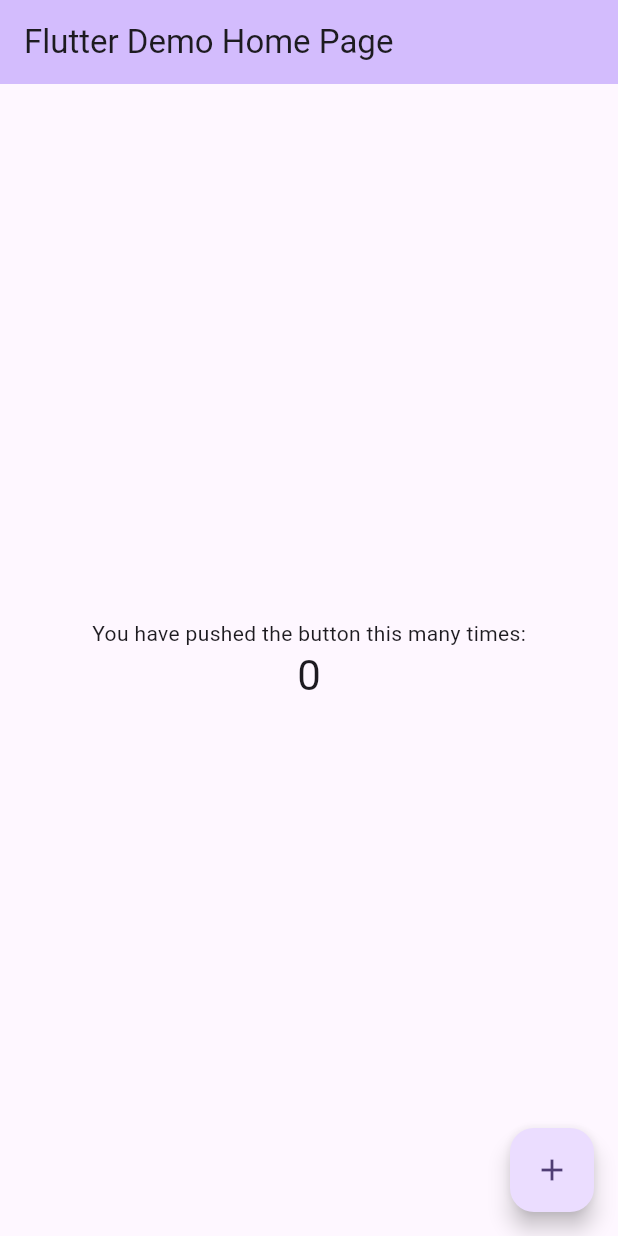
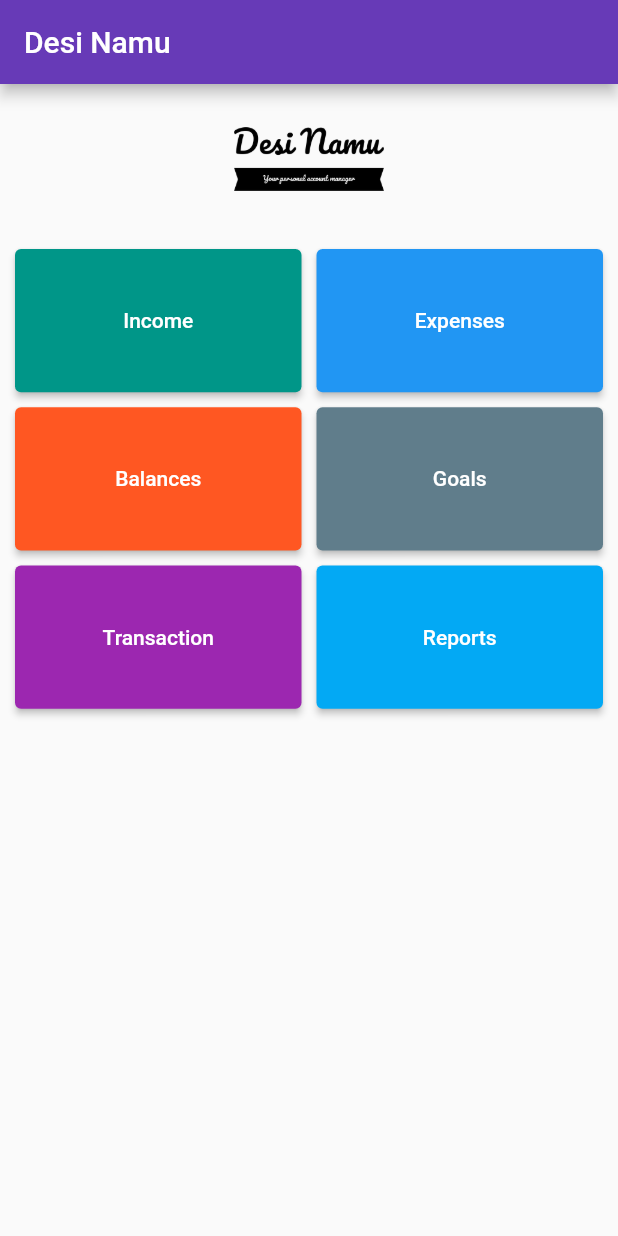
Before and after one commit to niharpshah/desinamu, a Flutter app: the screen it shows after launch, on a phone screen of 412 x 824 dp. Run offline on Flutter 3.47's test engine with Material 2 defaults, Android fonts, the light colour scheme and no system bars.

Commit message:
pages and design created

```diff
--- /dev/null
+++ b/lib/homepage.dart
@@ -0,0 +1,67 @@
+import 'package:flutter/material.dart';
+import 'menulist.dart';
+
+class HomePage extends StatefulWidget {
+  const HomePage({super.key});
+
+  @override
+  State<HomePage> createState() => _HomePageState();
+}
+
+class _HomePageState extends State<HomePage> {
+  List<MenuList> menu = [
+    MenuList("Income", Colors.teal, "/a"),
+    MenuList("Expenses", Colors.blue, "/b"),
+    MenuList("Balances", Colors.deepOrange, "/c"),
+    MenuList("Goals", Colors.blueGrey, "/d"),
+    MenuList("Transaction", Colors.purple, "/e"),
+    MenuList("Reports", Colors.lightBlue, "/f"),
+  ];
+
+  @override
+  Widget build(BuildContext context) {
+    return Scaffold(
+      appBar: AppBar(
+        title: Text('Desi Namu'),
+      ),
+      body: Container(
+        child: Center(
+          child: Column(
+            children: <Widget>[
+              Image(
+                image: AssetImage("assets/logo.png"),
+                height: 100.0,
+                width: 100.0,
+              ),
+              Expanded(
+                child: GridView.builder(
+                  padding: EdgeInsets.all(10.0),
+                  gridDelegate: SliverGridDelegateWithFixedCrossAxisCount(
+                    crossAxisCount: 2,
+                    childAspectRatio: 2.0,
+                    crossAxisSpacing: 10.0,
+                    mainAxisSpacing: 10.0,
+                  ),
+                  itemCount: menu.length,
+                  itemBuilder: (context, i) => SizedBox(
+                    width: 100.0,
+                    height: 50.0,
+                    child: ElevatedButton(
+                      style: ElevatedButton.styleFrom(
+                        backgroundColor: menu[i].buttonColor,
+                      ),
+                      child: Text(menu[i].buttonText),
+                      onPressed: () {
+                        Navigator.pushNamed(context, menu[i].buttonNavigate);
+                      },
+                    ),
+                  ),
+                ),
+              ),
+            ],
+          ),
+        ),
+      ),
+    );
+  }
+}
--- a/lib/main.dart
+++ b/lib/main.dart
@@ -1,125 +1,34 @@
+import 'balance.dart';
+import 'goals.dart';
+import 'reports.dart';
+import 'transactions.dart';
 import 'package:flutter/material.dart';
+import 'expensepage.dart';
+import 'homepage.dart';
+import 'incomepage.dart';
 
-void main() {
-  runApp(const MyApp());
-}
+void main() => runApp(MyApp());
 
 class MyApp extends StatelessWidget {
   const MyApp({super.key});
 
-  // This widget is the root of your application.
   @override
   Widget build(BuildContext context) {
     return MaterialApp(
-      title: 'Flutter Demo',
+      title: "Desi Namu",
+      debugShowCheckedModeBanner: false,
       theme: ThemeData(
-        // This is the theme of your application.
-        //
-        // TRY THIS: Try running your application with "flutter run". You'll see
-        // the application has a blue toolbar. Then, without quitting the app,
-        // try changing the seedColor in the colorScheme below to Colors.green
-        // and then invoke "hot reload" (save your changes or press the "hot
-        // reload" button in a Flutter-supported IDE, or press "r" if you used
-        // the command line to start the app).
-        //
-        // Notice that the counter didn't reset back to zero; the application
-        // state is not lost during the reload. To reset the state, use hot
-        // restart instead.
-        //
-        // This works for code too, not just values: Most code changes can be
-        // tested with just a hot reload.
-        colorScheme: ColorScheme.fromSeed(seedColor: Colors.deepPurple),
-        useMaterial3: true,
+        primarySwatch: Colors.deepPurple,
       ),
-      home: const MyHomePage(title: 'Flutter Demo Home Page'),
+      home: HomePage(),
+      routes: <String, WidgetBuilder>{
+        "/a": (BuildContext conxt) => IncomePage(),
+        "/b": (BuildContext conxt) => ExpensePage(),
+        "/c": (BuildContext conxt) => BalancePage(),
+        "/d": (BuildContext conxt) => GoalsPage(),
+        "/e": (BuildContext conxt) => TransactionPage(),
+        "/f": (BuildContext conxt) => ReportPage(),
+      },
     );
   }
 }
-
-class MyHomePage extends StatefulWidget {
-  const MyHomePage({super.key, required this.title});
-
-  // This widget is the home page of your application. It is stateful, meaning
-  // that it has a State object (defined below) that contains fields that affect
-  // how it looks.
-
-  // This class is the configuration for the state. It holds the values (in this
-  // case the title) provided by the parent (in this case the App widget) and
-  // used by the build method of the State. Fields in a Widget subclass are
-  // always marked "final".
-
-  final String title;
-
-  @override
-  State<MyHomePage> createState() => _MyHomePageState();
-}
-
-class _MyHomePageState extends State<MyHomePage> {
-  int _counter = 0;
-
-  void _incrementCounter() {
-    setState(() {
-      // This call to setState tells the Flutter framework that something has
-      // changed in this State, which causes it to rerun the build method below
-      // so that the display can reflect the updated values. If we changed
-      // _counter without calling setState(), then the build method would not be
-      // called again, and so nothing would appear to happen.
-      _counter++;
-    });
-  }
-
-  @override
-  Widget build(BuildContext context) {
-    // This method is rerun every time setState is called, for instance as done
-    // by the _incrementCounter method above.
-    //
-    // The Flutter framework has been optimized to make rerunning build methods
-    // fast, so that you can just rebuild anything that needs updating rather
-    // than having to individually change instances of widgets.
-    return Scaffold(
-      appBar: AppBar(
-        // TRY THIS: Try changing the color here to a specific color (to
-        // Colors.amber, perhaps?) and trigger a hot reload to see the AppBar
-        // change color while the other colors stay the same.
-        backgroundColor: Theme.of(context).colorScheme.inversePrimary,
-        // Here we take the value from the MyHomePage object that was created by
-        // the App.build method, and use it to set our appbar title.
-        title: Text(widget.title),
-      ),
-      body: Center(
-        // Center is a layout widget. It takes a single child and positions it
-        // in the middle of the parent.
-        child: Column(
-          // Column is also a layout widget. It takes a list of children and
-          // arranges them vertically. By default, it sizes itself to fit its
-          // children horizontally, and tries to be as tall as its parent.
-          //
-          // Column has various properties to control how it sizes itself and
-          // how it positions its children. Here we use mainAxisAlignment to
-          // center the children vertically; the main axis here is the vertical
-          // axis because Columns are vertical (the cross axis would be
-          // horizontal).
-          //
-          // TRY THIS: Invoke "debug painting" (choose the "Toggle Debug Paint"
-          // action in the IDE, or press "p" in the console), to see the
-          // wireframe for each widget.
-          mainAxisAlignment: MainAxisAlignment.center,
-          children: <Widget>[
-            const Text(
-              'You have pushed the button this many times:',
-            ),
-            Text(
-              '$_counter',
-              style: Theme.of(context).textTheme.headlineMedium,
-            ),
-          ],
-        ),
-      ),
-      floatingActionButton: FloatingActionButton(
-        onPressed: _incrementCounter,
-        tooltip: 'Increment',
-        child: const Icon(Icons.add),
-      ), // This trailing comma makes auto-formatting nicer for build methods.
-    );
-  }
-}
--- /dev/null
+++ b/lib/menulist.dart
@@ -0,0 +1,21 @@
+import 'package:flutter/material.dart';
+
+class MenuList {
+  late String buttonText;
+  late String buttonNavigate;
+  late MaterialColor buttonColor;
+
+  MenuList(String bT, MaterialColor bC, String bN) {
+    this.buttonText = bT;
+    this.buttonColor = bC;
+    this.buttonNavigate = bN;
+  }
+}
+
+class dropdownList {
+  late String dropdownText;
+
+  dropdownList(String dT) {
+    this.dropdownText = dT;
+  }
+}
--- a/pubspec.yaml
+++ b/pubspec.yaml
@@ -1,4 +1,4 @@
-name: expenses
+name: desinamu
 description: A new Flutter project.
 # The following line prevents the package from being accidentally published to
 # pub.dev using `flutter pub publish`. This is preferred for private packages.
@@ -59,8 +59,8 @@ flutter:
   uses-material-design: true
 
   # To add assets to your application, add an assets section, like this:
-  # assets:
-  #   - images/a_dot_burr.jpeg
+  assets:
+    - assets/logo.png
   #   - images/a_dot_ham.jpeg
 
   # An image asset can refer to one or more resolution-specific "variants", see
```
Also changed, not shown: lib/balance.dart (added, +30 -0 lines), lib/expensepage.dart (added, +30 -0 lines), lib/goals.dart (added, +30 -0 lines), lib/incomepage.dart (added, +96 -0 lines), lib/reports.dart (added, +30 -0 lines), lib/transactions.dart (added, +30 -0 lines), assets/logo.png (added), 19 other files.
